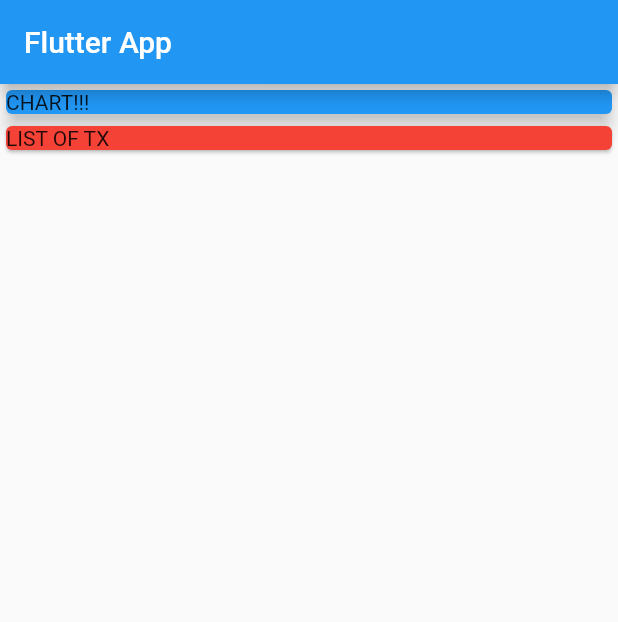
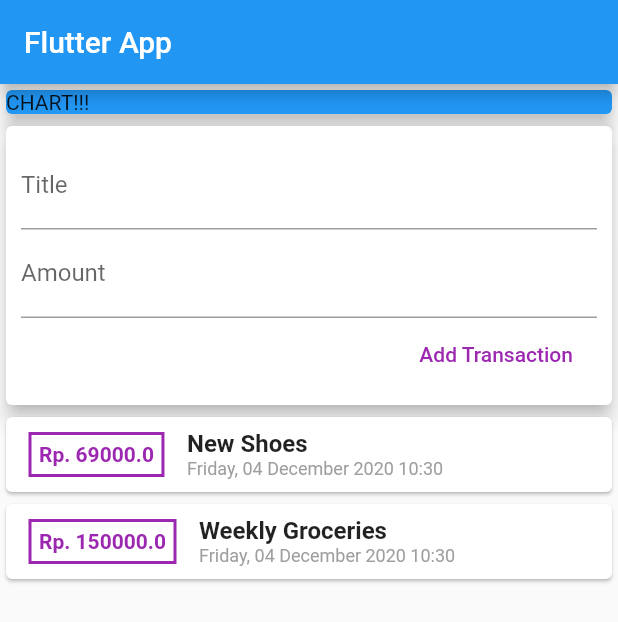
Before and after one commit to jameschristianw/flutter_expense_planner, a Flutter app: the screen it shows after launch, on a phone screen of 412 x 824 dp. Shown: the top 622 px of the screen. Run offline on Flutter 3.47's test engine with Material 2 defaults, Android fonts, the phone set to English and light mode, and no system bars.

Commit message:
Lesson 85

```diff
--- a/lib/main.dart
+++ b/lib/main.dart
@@ -1,4 +1,7 @@
 import 'package:flutter/material.dart';
+import 'package:flutter_expense_planner/widgets/newTransaction.dart';
+import 'package:flutter_expense_planner/widgets/transactionList.dart';
+import 'package:flutter_expense_planner/widgets/userTransactions.dart';
 
 void main() {
   runApp(MyApp());
@@ -16,6 +19,12 @@ class MyApp extends StatelessWidget {
 }
 
 class MyHomePage extends StatelessWidget {
+  // String titleInput;
+  // String amountInput;
+
+  final titleController = TextEditingController();
+  final amountController = TextEditingController();
+
   @override
   Widget build(BuildContext context) {
     return Scaffold(
@@ -23,7 +32,7 @@ class MyHomePage extends StatelessWidget {
         title: Text('Flutter App'),
       ),
       body: Column(
-        mainAxisAlignment: MainAxisAlignment.start,
+        // mainAxisAlignment: MainAxisAlignment.start,
         crossAxisAlignment: CrossAxisAlignment.stretch,
         children: <Widget>[
           Card(
@@ -34,10 +43,7 @@ class MyHomePage extends StatelessWidget {
             color: Colors.blue,
             elevation: 5,
           ),
-          Card(
-            child: Text('LIST OF TX'),
-            color: Colors.red,
-          )
+          UserTransactions(),
         ],
       ),
     );
--- /dev/null
+++ b/lib/models/transaction.dart
@@ -0,0 +1,17 @@
+import 'package:flutter/foundation.dart';
+
+class Transaction {
+  final String id;
+  final String title;
+
+  final double amount;
+
+  final DateTime date;
+
+  Transaction({
+    @required this.id,
+    @required this.title,
+    @required this.amount,
+    @required this.date,
+  });
+}
--- /dev/null
+++ b/lib/widgets/newTransaction.dart
@@ -0,0 +1,43 @@
+import 'package:flutter/material.dart';
+
+class NewTransactions extends StatelessWidget {
+  final titleController = TextEditingController();
+  final amountController = TextEditingController();
+
+  @override
+  Widget build(BuildContext context) {
+    return Card(
+      elevation: 5,
+      child: Container(
+        padding: EdgeInsets.all(10),
+        child: Column(
+          crossAxisAlignment: CrossAxisAlignment.end,
+          children: [
+            TextField(
+              controller: titleController,
+              decoration: InputDecoration(labelText: 'Title'),
+              // onChanged: (value) {
+              //   this.titleInput = value;
+              // },
+            ),
+            TextField(
+              controller: amountController,
+              decoration: InputDecoration(labelText: 'Amount'),
+              // onChanged: (value) => this.amountInput = value,
+            ),
+            FlatButton(
+              child: Text(
+                'Add Transaction',
+                style: TextStyle(color: Colors.purple),
+              ),
+              onPressed: () {
+                print(titleController.text);
+                print(amountController.text);
+              },
+            ),
+          ],
+        ),
+      ),
+    );
+  }
+}
--- /dev/null
+++ b/lib/widgets/transactionList.dart
@@ -0,0 +1,64 @@
+import 'package:flutter/material.dart';
+import 'package:flutter_expense_planner/models/transaction.dart';
+import 'package:intl/intl.dart';
+
+class TransactionList extends StatelessWidget {
+  final List<Transaction> transactions;
+
+  TransactionList(this.transactions);
+
+  @override
+  Widget build(BuildContext context) {
+    return Column(
+      children: transactions.map((tx) {
+        return Card(
+          child: Row(
+            children: [
+              Container(
+                margin: EdgeInsets.symmetric(
+                  vertical: 10,
+                  horizontal: 15,
+                ),
+                decoration: BoxDecoration(
+                  border: Border.all(
+                    color: Colors.purple,
+                    width: 2,
+                  ),
+                ),
+                padding: EdgeInsets.all(5),
+                child: Text(
+                  'Rp. ${tx.amount}',
+                  style: TextStyle(
+                    fontWeight: FontWeight.bold,
+                    fontSize: 14,
+                    color: Colors.purple,
+                  ),
+                ),
+              ),
+              Column(
+                crossAxisAlignment: CrossAxisAlignment.start,
+                children: [
+                  Text(
+                    tx.title,
+                    style: TextStyle(
+                      fontSize: 16,
+                      fontWeight: FontWeight.bold,
+                    ),
+                  ),
+                  Text(
+                    DateFormat('EEEE, dd MMMM yyyy HH:mm').format(tx.date),
+                    style: TextStyle(
+                      color: Colors.grey,
+                      fontSize: 12,
+                    ),
+                    overflow: TextOverflow.ellipsis,
+                  ),
+                ],
+              )
+            ],
+          ),
+        );
+      }).toList(),
+    );
+  }
+}
--- /dev/null
+++ b/lib/widgets/userTransactions.dart
@@ -0,0 +1,37 @@
+import 'package:flutter/material.dart';
+import 'package:flutter_expense_planner/models/transaction.dart';
+
+import 'newTransaction.dart';
+import 'transactionList.dart';
+
+class UserTransactions extends StatefulWidget {
+  @override
+  _UserTransactionsState createState() => _UserTransactionsState();
+}
+
+class _UserTransactionsState extends State<UserTransactions> {
+  final List<Transaction> _userTransactions = [
+    Transaction(
+      id: 't1',
+      title: 'New Shoes',
+      amount: 69000,
+      date: DateTime.now(),
+    ),
+    Transaction(
+      id: 't2',
+      title: 'Weekly Groceries',
+      amount: 150000,
+      date: DateTime.now(),
+    ),
+  ];
+
+  @override
+  Widget build(BuildContext context) {
+    return Column(
+      children: [
+        NewTransactions(),
+        TransactionList(_userTransactions),
+      ],
+    );
+  }
+}
--- a/pubspec.yaml
+++ b/pubspec.yaml
@@ -28,6 +28,8 @@ dependencies:
   # The following adds the Cupertino Icons font to your application.
   # Use with the CupertinoIcons class for iOS style icons.
   cupertino_icons: ^1.0.0
+
+  intl: ^0.16.1
 
 dev_dependencies:
   flutter_test:
```
Also changed, not shown: pubspec.lock.
